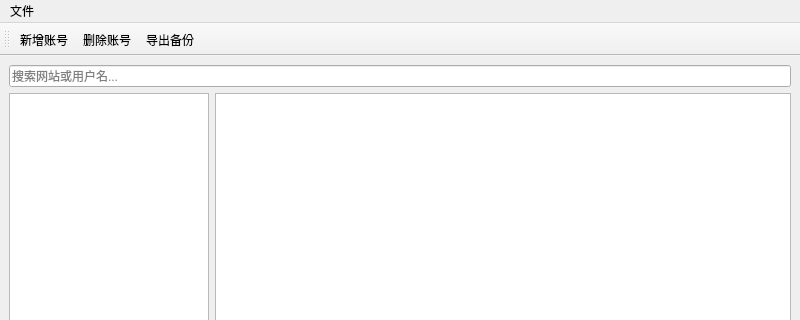
Old version of the form mainwindow.ui in the repository 23ye/FinalLab; both pictures show x 0 to 800 and y 0 to 320 of the 800 by 600 pixel window.
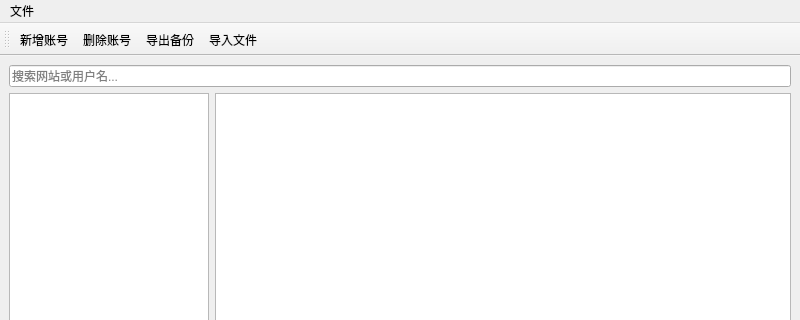
New version of the form.

Commit message: 完善密码导入功能

Patch:
```diff
--- a/mainwindow.ui
+++ b/mainwindow.ui
@@ -98,6 +98,7 @@
    <addaction name="actionAdd"/>
    <addaction name="actionDel"/>
    <addaction name="actionExport"/>
+   <addaction name="actionImport"/>
   </widget>
   <action name="actionAdd">
    <property name="text">
@@ -143,6 +144,17 @@
     <enum>QAction::MenuRole::NoRole</enum>
    </property>
   </action>
+  <action name="actionImport">
+   <property name="text">
+    <string>导入文件</string>
+   </property>
+   <property name="toolTip">
+    <string>导入文件</string>
+   </property>
+   <property name="menuRole">
+    <enum>QAction::MenuRole::NoRole</enum>
+   </property>
+  </action>
  </widget>
  <resources/>
  <connections/>
```
Left out of the diff: 2 changed lines with no effect on the pictures. The commit also changes 3 other files.
